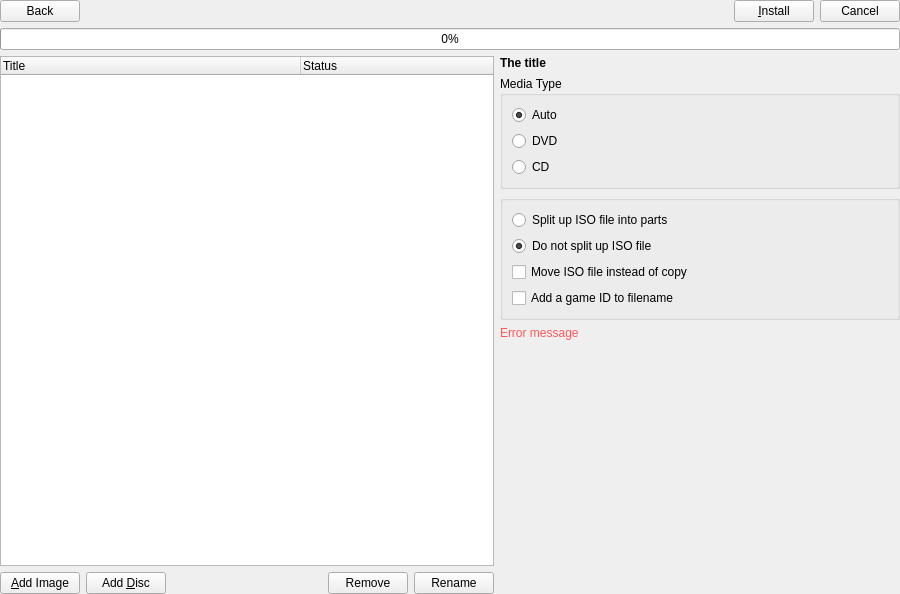
First picture: the form in src/OplPcTools/UI/GameInstallerActivity.ui, repository brainstream/OPL-PC-Tools, before the edit.
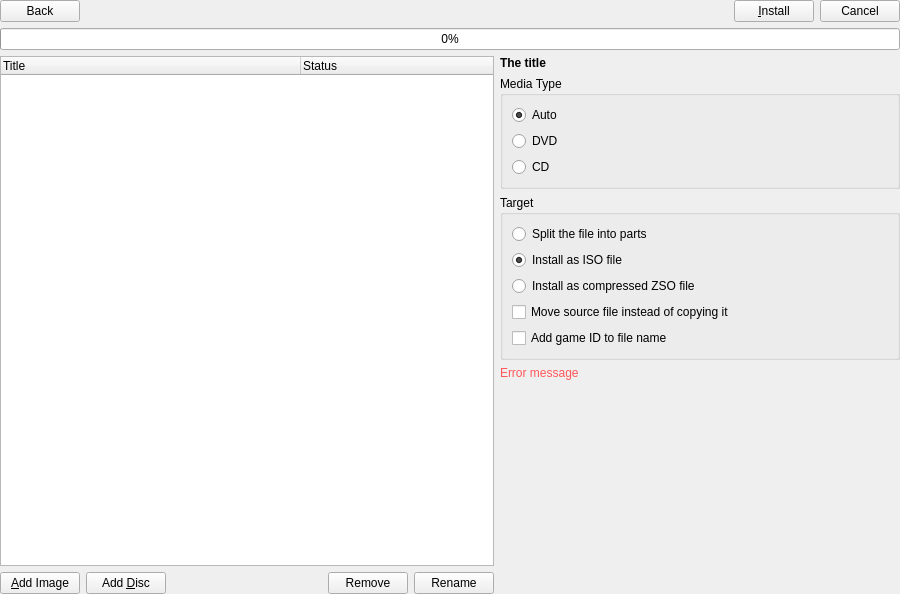
Second picture: the form after the edit. Icons and pictures are not drawn.

Commit message: Game installation in ZISO format

```diff
--- a/src/OplPcTools/UI/GameInstallerActivity.ui
+++ b/src/OplPcTools/UI/GameInstallerActivity.ui
@@ -318,7 +318,7 @@
              <item>
               <widget class="QGroupBox" name="mp_groupbox_options">
                <property name="title">
-                <string/>
+                <string>Target</string>
                </property>
                <layout class="QVBoxLayout" name="verticalLayout_5">
                 <item>
@@ -327,7 +327,7 @@
                    <string>&lt;html&gt;&lt;head/&gt;&lt;body&gt;&lt;p&gt;It is the only way to run large games (larger than 4 GiB) from a USB stick. Since the OPL supports only the FAT32 file system, you should split up large files into parts.&lt;/p&gt;&lt;/body&gt;&lt;/html&gt;</string>
                   </property>
                   <property name="text">
-                   <string>Split up ISO file into parts</string>
+                   <string>Split the file into parts</string>
                   </property>
                  </widget>
                 </item>
@@ -337,24 +337,31 @@
                    <string>&lt;html&gt;&lt;head/&gt;&lt;body&gt;&lt;p&gt;It is the recommended method if you planning to run games through a local network. The ISO files will be placed in the DVD or the CD directory.&lt;/p&gt;&lt;/body&gt;&lt;/html&gt;</string>
                   </property>
                   <property name="text">
-                   <string>Do not split up ISO file</string>
+                   <string>Install as ISO file</string>
                   </property>
                   <property name="checked">
                    <bool>true</bool>
                   </property>
                  </widget>
                 </item>
+                <item>
+                 <widget class="QRadioButton" name="mp_radio_target_zso">
+                  <property name="text">
+                   <string>Install as compressed ZSO file</string>
+                  </property>
+                 </widget>
+                </item>
                 <item>
                  <widget class="QCheckBox" name="mp_checkbox_move">
                   <property name="text">
-                   <string>Move ISO file instead of copy</string>
+                   <string>Move source file instead of copying it</string>
                   </property>
                  </widget>
                 </item>
                 <item>
                  <widget class="QCheckBox" name="mp_checkbox_rename">
                   <property name="text">
-                   <string>Add a game ID to filename</string>
+                   <string>Add game ID to file name</string>
                   </property>
                  </widget>
                 </item>
```
Left out of the diff: 30 changed lines with no effect on the pictures. The commit also changes 21 other files.
